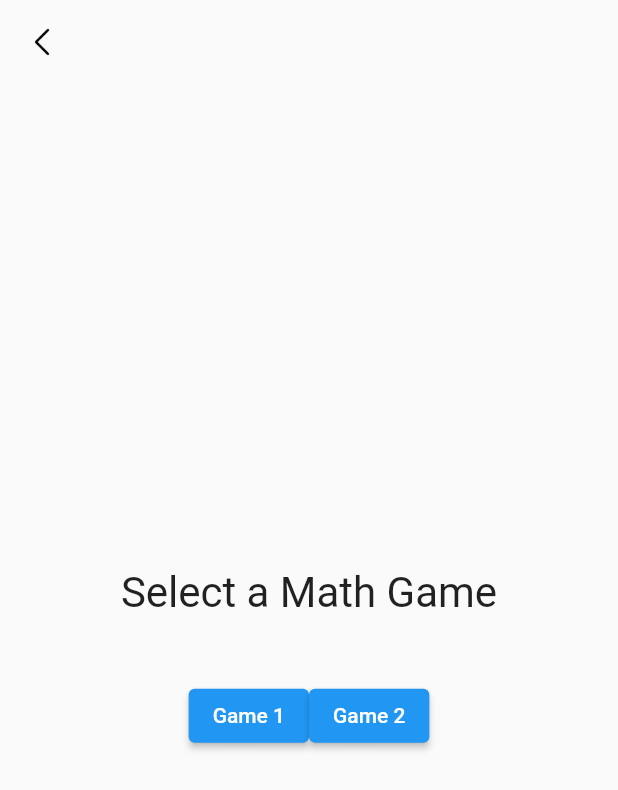
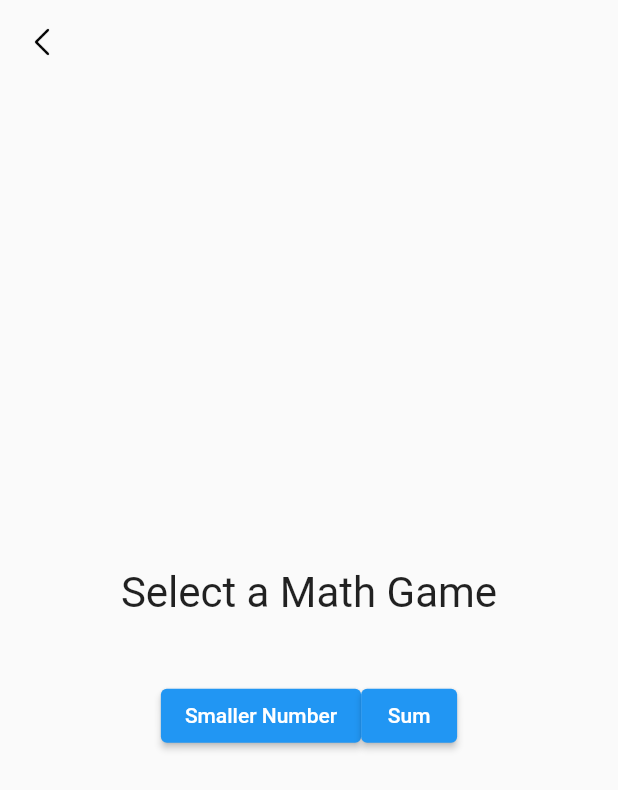
Before and after one commit to phamtuan1152001/brain-train-clone, a Flutter app: the MathPage screen opened by its route, on a phone screen of 412 x 824 dp. Shown: the top 790 px of the screen. Run offline on Flutter 3.47's test engine with Material 2 defaults, Android fonts, the phone set to English and light mode, and no system bars; our stand-ins replace animated_text_kit, carousel_slider, flutter_riverpod, fluttertoast, get, hexcolor and 2 more; project files that could hold a hidden picture were left out.

Commit message:
Memory update: Change game name

```diff
--- a/lib/screens/math/math_page.dart
+++ b/lib/screens/math/math_page.dart
@@ -42,13 +42,13 @@ class _MathPage extends State<MathPage> {
                   onPressed: () {
                     Navigator.of(context).pushNamed(RouteGenerator.smaller);
                   },
-                  child: const Text('Game 1'),
+                  child: const Text('Smaller Number'),
                 ),
                 ElevatedButton(
                   onPressed: () {
                     Navigator.of(context).pushNamed(RouteGenerator.sumLevels);
                   },
-                  child: const Text('Game 2'),
+                  child: const Text('Sum'),
                 ),
               ],
             ),
--- a/lib/screens/memory/memory_page.dart
+++ b/lib/screens/memory/memory_page.dart
@@ -51,13 +51,13 @@ class _MemoryPage extends State<MemoryPage> {
                       Navigator.of(context)
                           .pushNamed(RouteGenerator.memoryOneLevel);
                     },
-                    child: const Text('Game 1'),
+                    child: const Text('Position Recall'),
                   ),
                   ElevatedButton(
                     onPressed: () {
                       Navigator.of(context).pushNamed(RouteGenerator.memoryTwo);
                     },
-                    child: const Text('Game 2'),
+                    child: const Text('New Picture'),
                   )
                 ],
               ),
```
